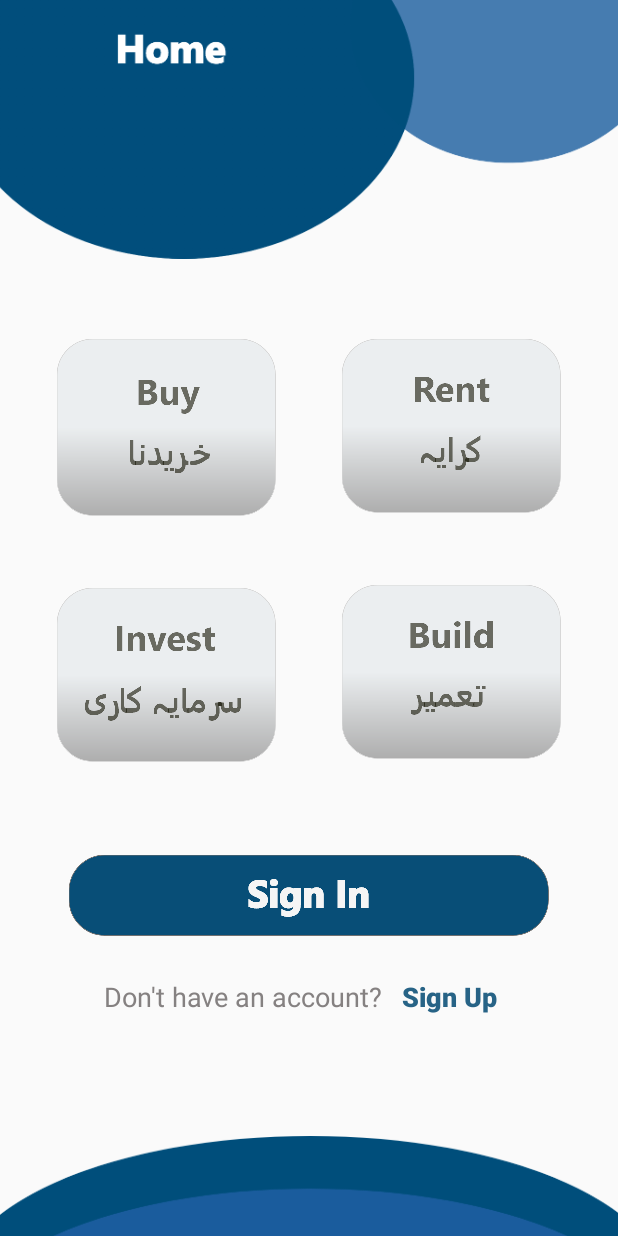
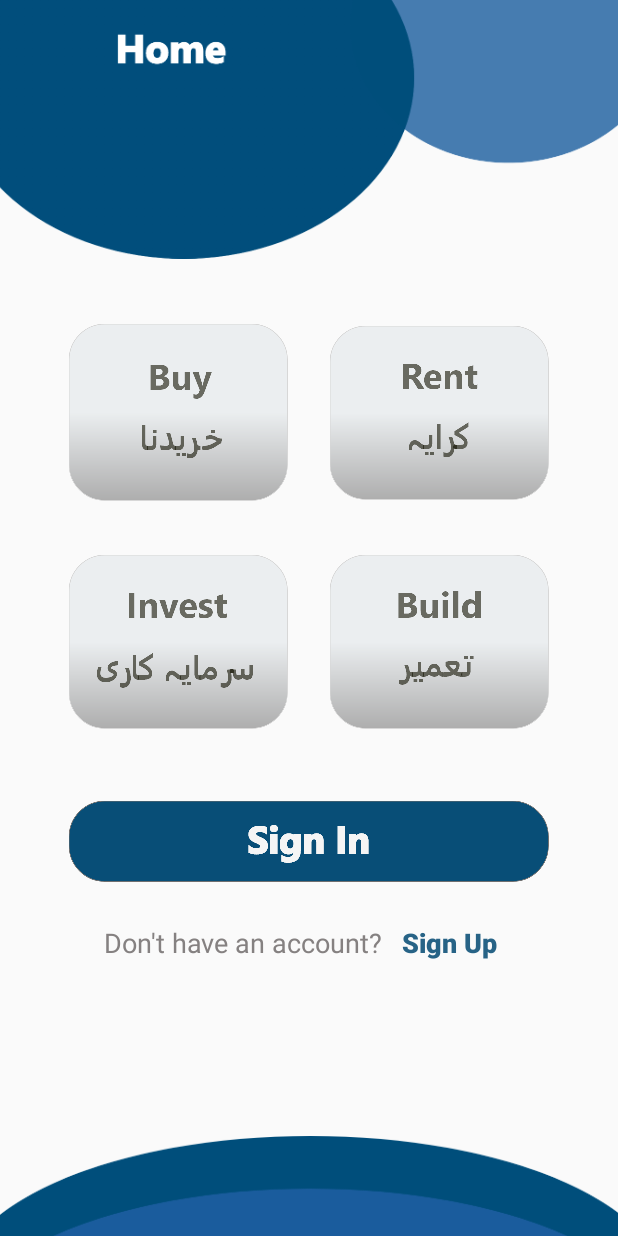
Before and after one commit to iqbal789/uni-project, an Android app: the screen it shows after launch (home), on a phone screen of 412 x 824 dp. Run offline under Robolectric (Android 15) with nearby library versions, the phone set to English and light mode, and no system bars.

Commit message:
uni-project

```diff
--- a/app/src/main/res/layout/activity_home.xml
+++ b/app/src/main/res/layout/activity_home.xml
@@ -20,58 +20,75 @@
             app:layout_constraintTop_toBottomOf="@+id/imageView9"
             app:srcCompat="@drawable/bottom" />
 
-        <Button
-            android:id="@+id/rent"
+        <LinearLayout
+            android:id="@+id/linearLayout4"
             android:layout_width="wrap_content"
             android:layout_height="wrap_content"
-            android:layout_marginTop="10dp"
-            android:layout_marginEnd="38dp"
-            android:background="@drawable/rent"
+            android:layout_marginStart="24dp"
+            android:layout_marginEnd="24dp"
+            android:orientation="horizontal"
+            android:weightSum="2"
             app:layout_constraintEnd_toEndOf="parent"
-            app:layout_constraintTop_toBottomOf="@+id/imageView9" />
+            app:layout_constraintStart_toStartOf="parent"
+            app:layout_constraintTop_toBottomOf="@+id/imageView9">
 
             <Button
                 android:id="@+id/buy"
                 android:layout_width="wrap_content"
                 android:layout_height="wrap_content"
-            android:layout_marginStart="38dp"
-            android:layout_marginTop="10dp"
-            android:background="@drawable/buy"
-            app:layout_constraintStart_toStartOf="parent"
-            app:layout_constraintTop_toBottomOf="@+id/imageView9" />
+                android:layout_marginRight="14dp"
+                android:layout_weight="1"
+                android:background="@drawable/buy" />
+
+            <Button
+                android:id="@+id/rent"
+                android:layout_width="wrap_content"
+                android:layout_height="wrap_content"
+                android:layout_marginLeft="14dp"
+                android:layout_weight="1"
+                android:background="@drawable/rent" />
+        </LinearLayout>
+
+        <LinearLayout
+            android:id="@+id/linearLayout5"
+            android:layout_width="wrap_content"
+            android:layout_height="wrap_content"
+            android:layout_marginTop="36dp"
+            android:orientation="horizontal"
+            android:weightSum="2"
+            app:layout_constraintEnd_toEndOf="@+id/linearLayout4"
+            app:layout_constraintStart_toStartOf="@+id/linearLayout4"
+            app:layout_constraintTop_toBottomOf="@+id/linearLayout4">
 
             <Button
                 android:id="@+id/invest"
                 android:layout_width="wrap_content"
                 android:layout_height="wrap_content"
-            android:layout_marginTop="48dp"
-            android:background="@drawable/invest"
-            app:layout_constraintEnd_toEndOf="@+id/buy"
-            app:layout_constraintStart_toStartOf="@+id/buy"
-            app:layout_constraintTop_toBottomOf="@+id/buy" />
+                android:layout_marginRight="14dp"
+                android:layout_weight="1"
+                android:background="@drawable/invest" />
 
             <Button
                 android:id="@+id/build"
                 android:layout_width="wrap_content"
                 android:layout_height="wrap_content"
-            android:layout_marginTop="48dp"
+                android:layout_marginLeft="14dp"
+                android:layout_weight="1"
                 android:background="@drawable/build"
-            android:textColor="@android:color/black"
-            app:layout_constraintEnd_toEndOf="@+id/rent"
-            app:layout_constraintStart_toStartOf="@+id/rent"
-            app:layout_constraintTop_toBottomOf="@+id/rent" />
+                android:textColor="@android:color/black" />
+        </LinearLayout>
 
         <Button
             android:id="@+id/homesignin"
             android:layout_width="wrap_content"
             android:layout_height="wrap_content"
             android:layout_marginStart="32dp"
-            android:layout_marginTop="64dp"
+            android:layout_marginTop="48dp"
             android:layout_marginEnd="32dp"
             android:background="@drawable/signin"
             app:layout_constraintEnd_toEndOf="parent"
             app:layout_constraintStart_toStartOf="parent"
-            app:layout_constraintTop_toBottomOf="@+id/build" />
+            app:layout_constraintTop_toBottomOf="@+id/linearLayout5" />
 
         <ImageView
             android:id="@+id/imageView9"
@@ -116,6 +133,7 @@
                 android:textStyle="bold" />
 
         </LinearLayout>
+
     </androidx.constraintlayout.widget.ConstraintLayout>
 
 </androidx.drawerlayout.widget.DrawerLayout>
--- a/app/src/main/res/layout/activity_sign_in.xml
+++ b/app/src/main/res/layout/activity_sign_in.xml
@@ -107,7 +107,28 @@
         app:layout_constraintStart_toStartOf="parent"
         app:layout_constraintTop_toBottomOf="@+id/inputpasswordL" />
 
+    <Button
+        android:id="@+id/button"
+        android:layout_width="55dp"
+        android:layout_height="48dp"
+        android:layout_marginStart="64dp"
+        android:layout_marginTop="32dp"
+        android:background="@drawable/google"
+        app:layout_constraintStart_toStartOf="@+id/linearLayout3"
+        app:layout_constraintTop_toBottomOf="@+id/linearLayout3" />
+
+    <Button
+        android:id="@+id/button2"
+        android:layout_width="63dp"
+        android:layout_height="52dp"
+        android:layout_marginTop="32dp"
+        android:layout_marginEnd="64dp"
+        android:background="@drawable/fb"
+        app:layout_constraintEnd_toEndOf="@+id/linearLayout3"
+        app:layout_constraintTop_toBottomOf="@+id/linearLayout3" />
+
     <LinearLayout
+        android:id="@+id/linearLayout3"
         android:layout_width="wrap_content"
         android:layout_height="wrap_content"
         android:layout_marginTop="36dp"
```
Lines whose indentation alone changed are shown as unchanged.
